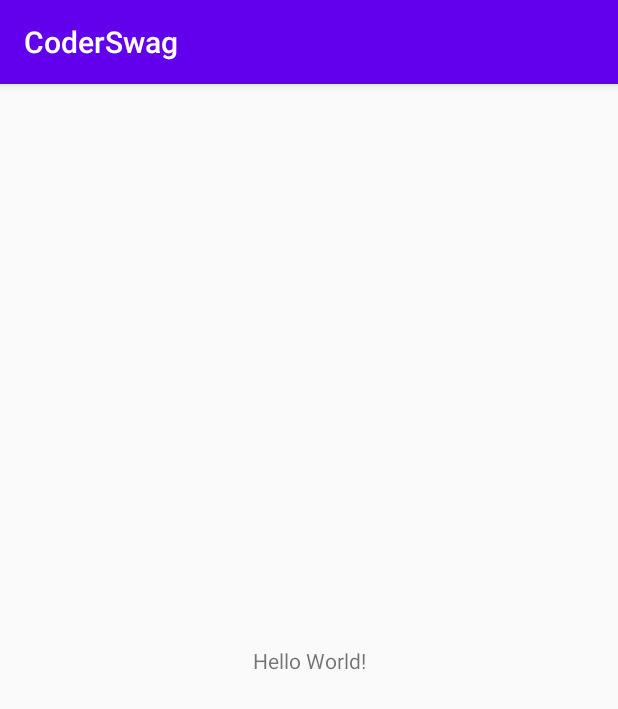
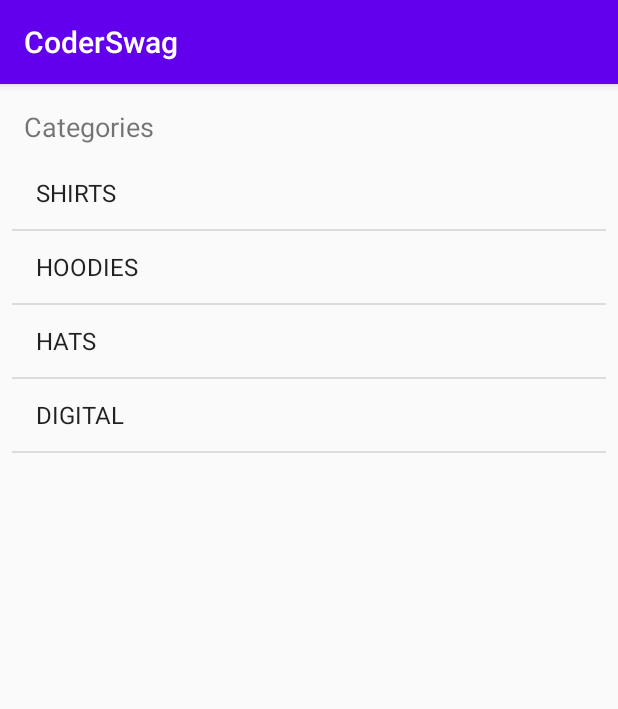
Before and after one commit to mulangukm/CoderSwag, an Android app: the screen it shows after launch (MainActivity), on a phone screen of 412 x 824 dp. Shown: the top 709 px of the screen. Run offline under Robolectric (Android 15) with nearby library versions, the phone set to English and light mode, and no system bars.

Commit message:
lesson-02: created category list view

```diff
--- a/app/src/main/java/com/example/coderswag/controller/MainActivity.kt
+++ b/app/src/main/java/com/example/coderswag/controller/MainActivity.kt
@@ -2,11 +2,23 @@ package com.example.coderswag.controller
 
 import androidx.appcompat.app.AppCompatActivity
 import android.os.Bundle
+import android.widget.ArrayAdapter
 import com.example.coderswag.R
+import com.example.coderswag.model.Category
+import com.example.coderswag.services.DataService
+import kotlinx.android.synthetic.main.activity_main.*
 
 class MainActivity : AppCompatActivity() {
+
+    lateinit var adapter : ArrayAdapter<Category>
+
     override fun onCreate(savedInstanceState: Bundle?) {
         super.onCreate(savedInstanceState)
         setContentView(R.layout.activity_main)
+
+        adapter = ArrayAdapter(this,
+            android.R.layout.simple_list_item_1,
+            DataService.categories)
+        categoryListView.adapter = adapter
     }
 }
--- a/app/src/main/java/com/example/coderswag/model/Category.kt
+++ b/app/src/main/java/com/example/coderswag/model/Category.kt
@@ -1,3 +1,8 @@
 package com.example.coderswag.model
 
-class Category(val title: String, val image: String)
+class Category(val title: String, val image: String) {
+
+    override fun toString(): String {
+        return title
+    }
+}
--- a/app/src/main/res/layout/activity_main.xml
+++ b/app/src/main/res/layout/activity_main.xml
@@ -7,12 +7,29 @@
     tools:context=".controller.MainActivity">
 
     <TextView
+        android:id="@+id/textView"
         android:layout_width="wrap_content"
         android:layout_height="wrap_content"
-        android:text="Hello World!"
-        app:layout_constraintBottom_toBottomOf="parent"
+        android:layout_marginLeft="16dp"
+        android:layout_marginTop="16dp"
+        android:text="Categories"
+        android:textSize="18sp"
         app:layout_constraintLeft_toLeftOf="parent"
-        app:layout_constraintRight_toRightOf="parent"
         app:layout_constraintTop_toTopOf="parent" />
 
+    <ListView
+        android:id="@+id/categoryListView"
+        android:layout_width="0dp"
+        android:layout_height="0dp"
+        android:layout_marginStart="8dp"
+        android:layout_marginLeft="8dp"
+        android:layout_marginTop="8dp"
+        android:layout_marginEnd="8dp"
+        android:layout_marginRight="8dp"
+        android:layout_marginBottom="8dp"
+        app:layout_constraintBottom_toBottomOf="parent"
+        app:layout_constraintEnd_toEndOf="parent"
+        app:layout_constraintStart_toStartOf="parent"
+        app:layout_constraintTop_toBottomOf="@+id/textView" />
+
 </androidx.constraintlayout.widget.ConstraintLayout>
--- a/app/src/main/res/values/strings.xml
+++ b/app/src/main/res/values/strings.xml
@@ -1,3 +1,4 @@
 <resources>
     <string name="app_name">CoderSwag</string>
+    <string name="this_is_the_background_image">this is the background image</string>
 </resources>
```
Also changed, not shown: app/src/main/res/layout/category_list_item.xml (added, +41 -0 lines).
